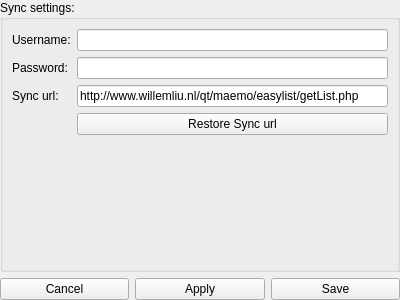
First picture: the form in settingsform.ui, repository dotblank/easylist, before the edit.
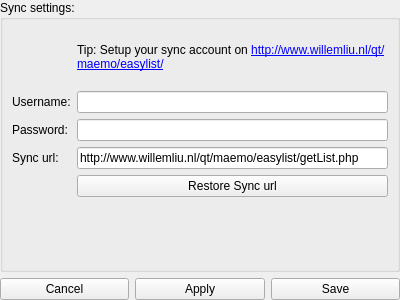
Second picture: the form after the edit.

Commit message: Added a label with help

The edit to the form file:
```diff
--- a/settingsform.ui
+++ b/settingsform.ui
@@ -27,51 +27,64 @@
           <string>Sync settings:</string>
          </property>
          <layout class="QFormLayout" name="formLayout">
-          <item row="0" column="0">
+          <item row="1" column="0">
            <widget class="QLabel" name="label">
             <property name="text">
              <string>Username:</string>
             </property>
            </widget>
           </item>
-          <item row="0" column="1">
+          <item row="1" column="1">
            <widget class="QLineEdit" name="syncUsernameLineEdit"/>
           </item>
-          <item row="1" column="0">
+          <item row="2" column="0">
            <widget class="QLabel" name="label_2">
             <property name="text">
              <string>Password:</string>
             </property>
            </widget>
           </item>
-          <item row="1" column="1">
+          <item row="2" column="1">
            <widget class="QLineEdit" name="syncPasswordLineEdit">
             <property name="echoMode">
              <enum>QLineEdit::Password</enum>
             </property>
            </widget>
           </item>
-          <item row="2" column="0">
+          <item row="3" column="0">
            <widget class="QLabel" name="label_3">
             <property name="text">
              <string>Sync url:</string>
             </property>
            </widget>
           </item>
-          <item row="2" column="1">
+          <item row="3" column="1">
            <widget class="QLineEdit" name="syncUrlLineEdit">
             <property name="text">
              <string>http://www.willemliu.nl/qt/maemo/easylist/getList.php</string>
             </property>
            </widget>
           </item>
-          <item row="3" column="1">
+          <item row="4" column="1">
            <widget class="QPushButton" name="restoreSyncPushButton">
             <property name="text">
              <string>Restore Sync url</string>
             </property>
            </widget>
           </item>
+          <item row="0" column="1">
+           <widget class="QLabel" name="label_4">
+            <property name="text">
+             <string>Tip: Setup your sync account on &lt;a href=&quot;http://www.willemliu.nl/qt/maemo/easylist/&quot;&gt;http://www.willemliu.nl/qt/maemo/easylist/&lt;/a&gt;</string>
+            </property>
+            <property name="textFormat">
+             <enum>Qt::RichText</enum>
+            </property>
+            <property name="wordWrap">
+             <bool>true</bool>
+            </property>
+           </widget>
+          </item>
          </layout>
         </widget>
        </item>
```
The commit also changes 2 other files.
